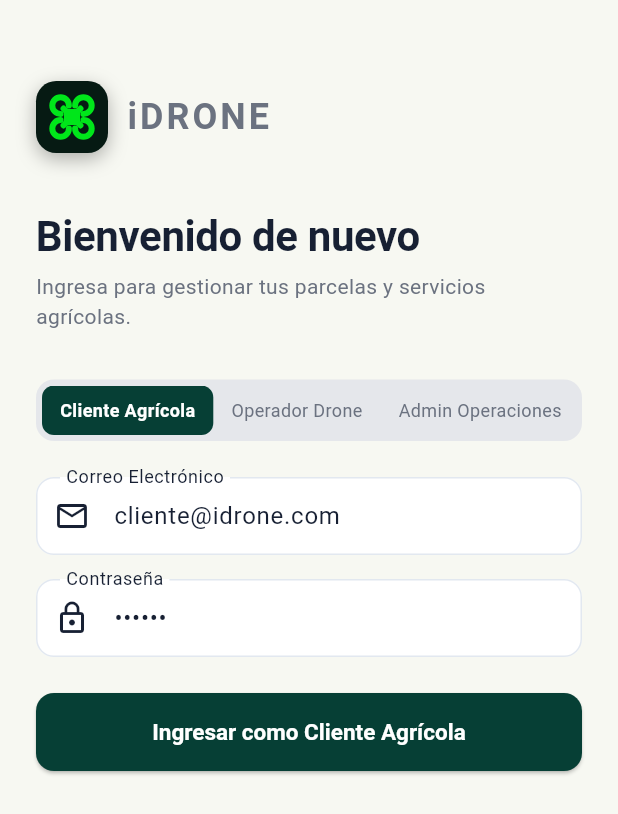
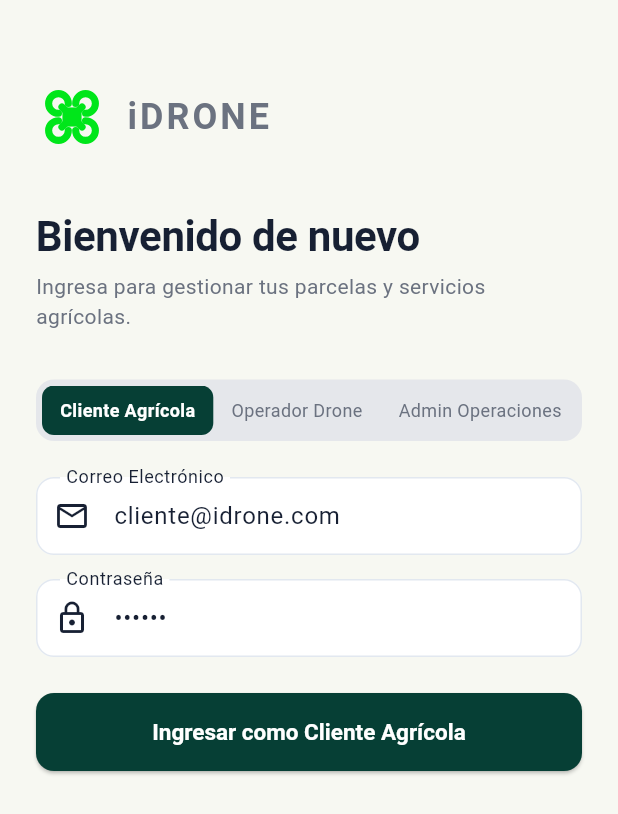
Before and after one commit to Polar000/iDrone, a Flutter app: the LoginScreen screen opened directly with empty values, on a phone screen of 412 x 824 dp. Shown: the top 814 px of the screen. Run offline on Flutter 3.47's test engine with Material 3 defaults, Android fonts, the phone set to English and light mode, and no system bars; our stand-ins replace flutter_map, google_fonts, latlong2.

Commit message:
Render green drone logo directly on dark splash background
Co-authored-by: Polar000 <163376514+Polar000@users.noreply.github.com>

```diff
--- a/lib/components/idrone_logo.dart
+++ b/lib/components/idrone_logo.dart
@@ -4,15 +4,15 @@ import 'package:flutter/material.dart';
 class IDroneLogoWidget extends StatelessWidget {
   final double size;
   final Color greenColor;
-  final Color backgroundColor;
+  final Color? backgroundColor;
   final bool showBackground;
 
   const IDroneLogoWidget({
     super.key,
     this.size = 80,
     this.greenColor = const Color(0xFF00E61A),
-    this.backgroundColor = const Color(0xFF071812),
-    this.showBackground = true,
+    this.backgroundColor,
+    this.showBackground = false,
   });
 
   @override
@@ -20,7 +20,7 @@ class IDroneLogoWidget extends StatelessWidget {
     return Container(
       width: size,
       height: size,
-      decoration: showBackground
+      decoration: showBackground && backgroundColor != null
           ? BoxDecoration(
               color: backgroundColor,
               borderRadius: BorderRadius.circular(size * 0.28),
@@ -33,7 +33,7 @@ class IDroneLogoWidget extends StatelessWidget {
               ],
             )
           : null,
-      padding: EdgeInsets.all(size * 0.18),
+      padding: EdgeInsets.all(size * 0.12),
       child: CustomPaint(
         painter: _DronePainter(color: greenColor),
       ),
--- a/lib/features/auth/auth_screens.dart
+++ b/lib/features/auth/auth_screens.dart
@@ -35,7 +35,7 @@ class _SplashScreenState extends State<SplashScreen> {
           children: [
             const IDroneLogoWidget(
               size: 130,
-              backgroundColor: Color(0xFF061A13),
+              showBackground: false,
               greenColor: Color(0xFF00E61A),
             ),
             const SizedBox(height: 32),
@@ -118,7 +118,7 @@ class _LoginScreenState extends State<LoginScreen> {
                 const SizedBox(height: 30),
                 Row(
                   children: const [
-                    IDroneLogoWidget(size: 48, backgroundColor: Color(0xFF061A13)),
+                    IDroneLogoWidget(size: 48, showBackground: false),
                     SizedBox(width: 12),
                     Text(
                       'iDRONE',
```
